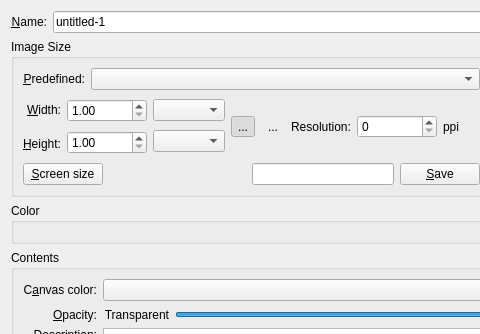
Old version of the form krita/ui/forms/wdgnewimage.ui in the repository KDE/krita; both pictures show x 0 to 480 and y 0 to 334 of the 616 by 475 pixel window.
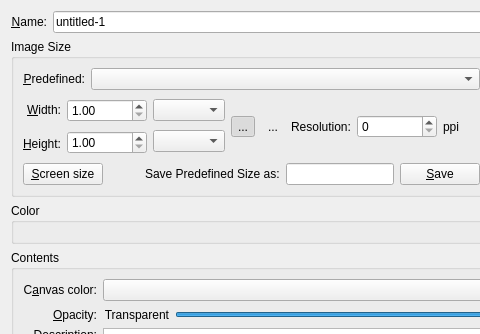
New version of the form. Custom widgets are drawn as their Qt base class.

Commit message:
Add missing string
BUG:329042

Diff of the .ui file:
```diff
--- a/krita/ui/forms/wdgnewimage.ui
+++ b/krita/ui/forms/wdgnewimage.ui
@@ -307,6 +307,13 @@
             </property>
            </spacer>
           </item>
+          <item>
+           <widget class="QLabel" name="label_3">
+            <property name="text">
+             <string>Save Predefined Size as:</string>
+            </property>
+           </widget>
+          </item>
           <item>
            <widget class="QLineEdit" name="txtPredefinedName">
             <property name="sizePolicy">
```
Left out of the diff: 59 changed lines with no effect on the pictures.
